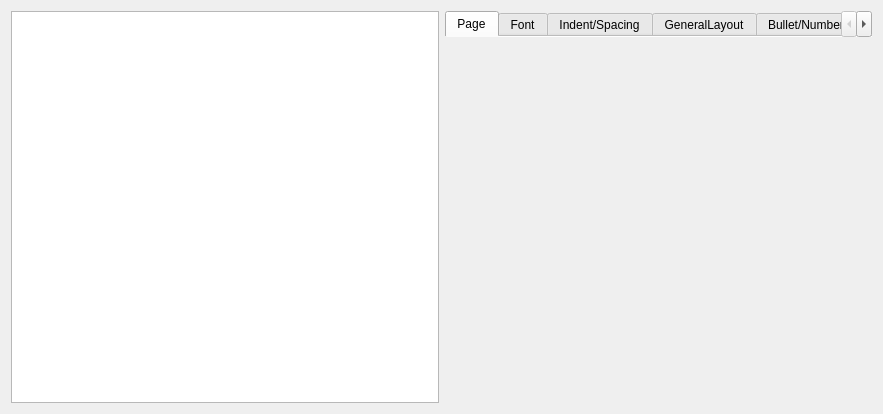
Before: the Qt Designer form plugins/textshape/dialogs/stylemanager/ParagraphStylesTab.ui in KDE/calligra, drawn with Qt 5.
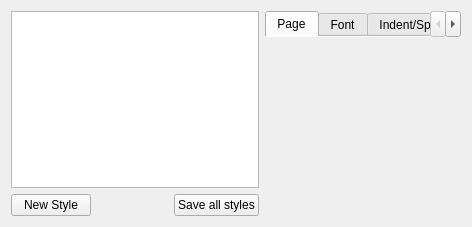
After: the same form once the commit is applied. Custom widgets are drawn as their Qt base class.

Commit message: Going a bit further. StylesManager model now creates/save unmanaged styles (not in KoStyleManager. Dialog uses this.

The edit to the form file:
```diff
--- a/plugins/textshape/dialogs/stylemanager/ParagraphStylesTab.ui
+++ b/plugins/textshape/dialogs/stylemanager/ParagraphStylesTab.ui
@@ -6,8 +6,8 @@
    <rect>
     <x>0</x>
     <y>0</y>
-    <width>883</width>
-    <height>414</height>
+    <width>472</width>
+    <height>227</height>
    </rect>
   </property>
   <property name="sizePolicy">
@@ -19,16 +19,11 @@
   <property name="windowTitle">
    <string>Form</string>
   </property>
-  <layout class="QVBoxLayout" name="verticalLayout">
-   <item>
-    <layout class="QHBoxLayout" name="horizontalLayout">
-     <property name="sizeConstraint">
-      <enum>QLayout::SetNoConstraint</enum>
-     </property>
-     <item>
+  <layout class="QGridLayout" name="gridLayout">
+   <item row="0" column="0" colspan="3">
       <widget class="QListView" name="paragraphListView"/>
      </item>
-     <item>
+   <item row="0" column="3">
       <widget class="QTabWidget" name="tabWidget">
        <property name="currentIndex">
         <number>0</number>
@@ -109,7 +104,32 @@
        </widget>
       </widget>
      </item>
-    </layout>
+   <item row="1" column="0">
+    <widget class="QPushButton" name="newStyleButton">
+     <property name="text">
+      <string>New Style</string>
+     </property>
+    </widget>
+   </item>
+   <item row="1" column="1">
+    <spacer name="horizontalSpacer">
+     <property name="orientation">
+      <enum>Qt::Horizontal</enum>
+     </property>
+     <property name="sizeHint" stdset="0">
+      <size>
+       <width>45</width>
+       <height>20</height>
+      </size>
+     </property>
+    </spacer>
+   </item>
+   <item row="1" column="2">
+    <widget class="QPushButton" name="saveAllStylesButton">
+     <property name="text">
+      <string>Save all styles</string>
+     </property>
+    </widget>
    </item>
   </layout>
  </widget>
```
Lines whose indentation alone changed are shown as unchanged. The commit also changes 6 other files.
